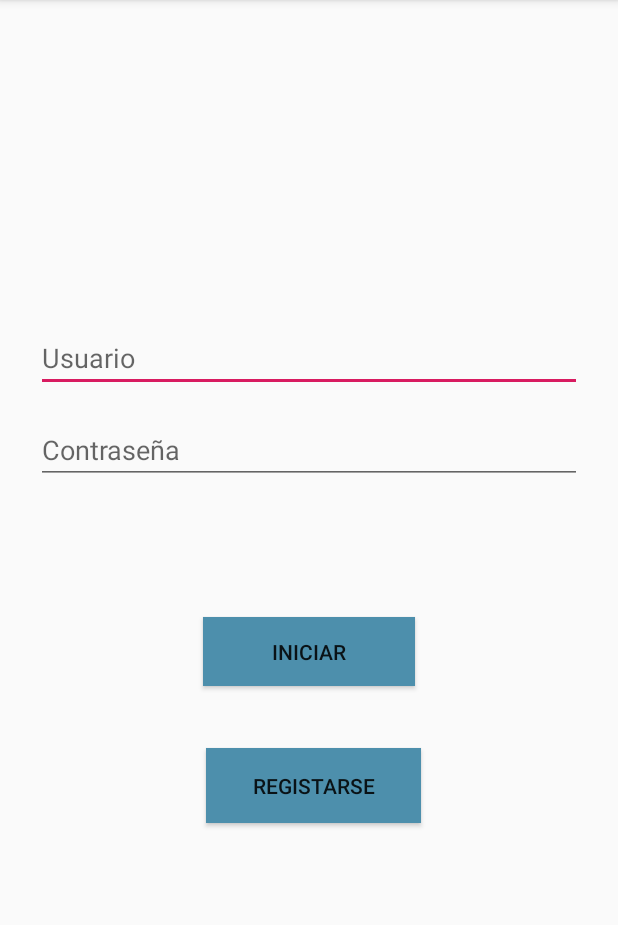
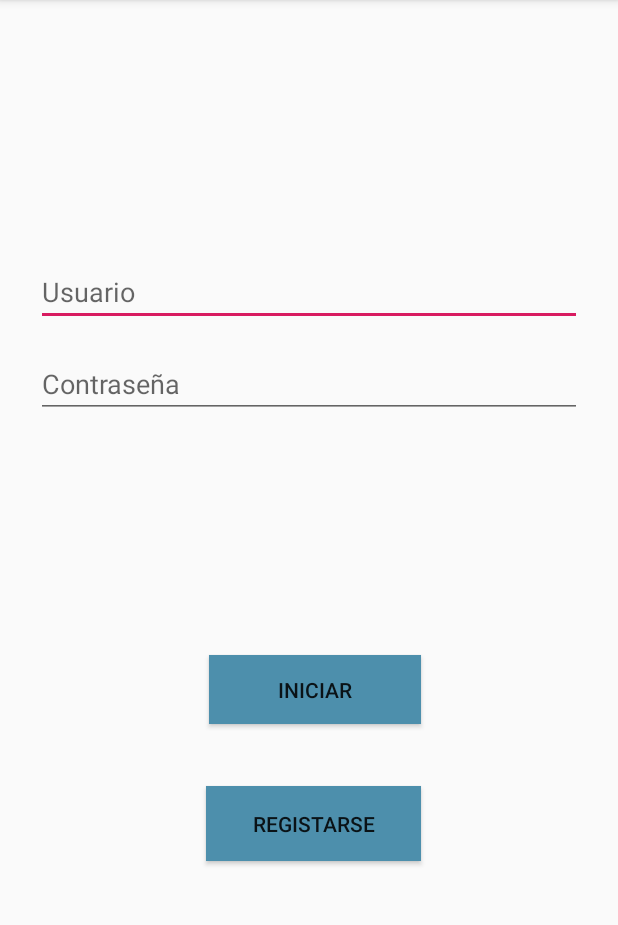
Before and after one commit to SalvaCM/AppMovil, an Android app: the Login screen opened directly, with no data from a screen before it, on a phone screen of 412 x 824 dp, the part 84-1009 px from its top. Run offline under Robolectric (Android 15) with nearby library versions, the phone set to English and light mode, and no system bars.

Commit message:
se mueve el boton para no tapar aviso de usuario incorrecto

```diff
--- a/app/src/main/res/layout/activity_login.xml
+++ b/app/src/main/res/layout/activity_login.xml
@@ -12,7 +12,7 @@
         android:layout_width="0dp"
         android:layout_height="wrap_content"
         android:layout_marginStart="24dp"
-        android:layout_marginTop="216dp"
+        android:layout_marginTop="172dp"
         android:layout_marginEnd="24dp"
 
         android:hint="@string/prompt_email"
@@ -56,9 +56,10 @@
         android:text="@string/action_sign_in"
         app:layout_constraintBottom_toBottomOf="parent"
         app:layout_constraintEnd_toEndOf="parent"
+        app:layout_constraintHorizontal_bias="0.522"
         app:layout_constraintStart_toStartOf="parent"
         app:layout_constraintTop_toBottomOf="@+id/contraseña"
-        app:layout_constraintVertical_bias="0.227" />
+        app:layout_constraintVertical_bias="0.391" />
 
     <Button
         android:id="@+id/registro"
@@ -72,7 +73,7 @@
         android:text="@string/action_registrarse"
         app:layout_constraintBottom_toBottomOf="parent"
         app:layout_constraintEnd_toEndOf="parent"
-        app:layout_constraintHorizontal_bias="0.51"
+        app:layout_constraintHorizontal_bias="0.511"
         app:layout_constraintStart_toStartOf="parent"
         app:layout_constraintTop_toTopOf="@+id/login"
         app:layout_constraintVertical_bias="0.0" />
```
